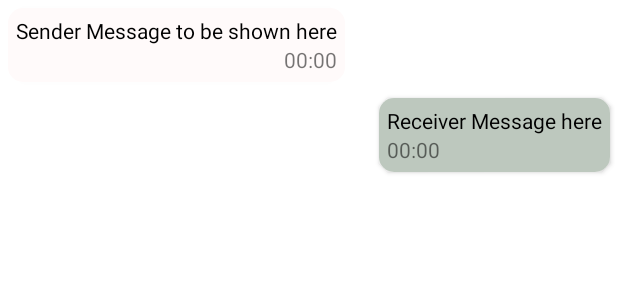
After one commit to maqamylee0/Wtmchat, an Android app: the layout chats_layout.xml on its own in the app's theme, with its tools: preview values and no code run, on a phone screen of 412 x 824 dp. The commit adds this screen. Shown: the top 300 px of the screen. Run offline under Robolectric (Android 15) with nearby library versions, the phone set to English and light mode, and no system bars.

Commit message:
chat messages

```diff
--- a/app/src/main/java/com/tech4dev/fragment/ChatFragment.kt
+++ b/app/src/main/java/com/tech4dev/fragment/ChatFragment.kt
@@ -23,7 +23,6 @@ class ChatFragment : Fragment() {
     }
     override fun onViewCreated(view: View, savedInstanceState: Bundle?) {
         chatRecycler = view.findViewById(R.id.chatRecycler)
-
         chatRecycler.adapter = MessagesAdapter(requireContext())
         chatRecycler.layoutManager = LinearLayoutManager(requireContext())
     }
--- a/app/src/main/java/com/tech4dev/model/Message.kt
+++ b/app/src/main/java/com/tech4dev/model/Message.kt
@@ -3,5 +3,6 @@ package com.tech4dev.model
 data class Message(
     val username: String,
     val time: String,
-    val message: String
+    val message: String,
+    val sender :String
 )
--- a/app/src/main/java/com/tech4dev/wmtchat/adapter/MessageAdapter.kt
+++ b/app/src/main/java/com/tech4dev/wmtchat/adapter/MessageAdapter.kt
@@ -23,11 +23,15 @@ class MessagesAdapter(val context: Context): RecyclerView.Adapter<MessagesAdapte
     }
 
     override fun onBindViewHolder(holder: MsgViewHolder, position: Int) {
+        val sender = listOfMessages[position].sender
+
         holder.username.text = listOfMessages[position].username
         holder.message.text = listOfMessages[position].message
 
         holder.itemView.setOnClickListener{
         val intent = Intent(context, ChatActivity::class.java)
+            intent.putExtra("USER", sender)
+
             context.startActivity(intent)
         }
     }
--- a/app/src/main/res/layout/activity_chat.xml
+++ b/app/src/main/res/layout/activity_chat.xml
@@ -28,6 +28,7 @@
 
 
       <androidx.recyclerview.widget.RecyclerView
+           android:id="@+id/messageRV"
            android:layout_width="match_parent"
            android:layout_height="wrap_content"
            app:layout_behavior="com.google.android.material.appbar.AppBarLayout$ScrollingViewBehavior"
@@ -65,6 +66,7 @@
                </ImageButton>
 
                <EditText
+                   android:id="@+id/message"
                    android:layout_width="wrap_content"
                    android:layout_height="wrap_content"
                    android:layout_weight="10"
--- /dev/null
+++ b/app/src/main/res/layout/chats_layout.xml
@@ -0,0 +1,70 @@
+<?xml version="1.0" encoding="utf-8"?>
+<LinearLayout xmlns:android="http://schemas.android.com/apk/res/android"
+    android:layout_width="match_parent"
+    android:layout_height="wrap_content"
+    xmlns:app="http://schemas.android.com/apk/res-auto"
+    android:orientation="vertical">
+    <!--    Sender message section-->
+    <androidx.cardview.widget.CardView
+        android:id="@+id/senderSection"
+        android:layout_width="wrap_content"
+        android:layout_height="wrap_content"
+        android:layout_gravity="start"
+        android:layout_margin="5dp"
+        app:cardCornerRadius="10dp">
+        <androidx.constraintlayout.widget.ConstraintLayout
+            android:layout_width="wrap_content"
+            android:layout_height="wrap_content"
+            android:background="#FFFAFA"
+            android:padding="5dp">
+            <TextView
+                android:id="@+id/senderMessage"
+                android:layout_width="wrap_content"
+                android:layout_height="wrap_content"
+                android:text="Sender Message to be shown here"
+                app:layout_constraintStart_toStartOf="parent"
+                app:layout_constraintTop_toTopOf="parent"
+                android:textColor="@color/black"/>
+
+            <TextView
+                android:id="@+id/sendTime"
+                android:layout_width="wrap_content"
+                android:layout_height="wrap_content"
+                app:layout_constraintEnd_toEndOf="parent"
+                app:layout_constraintTop_toBottomOf="@id/senderMessage"
+                android:text="00:00"/>
+        </androidx.constraintlayout.widget.ConstraintLayout>
+    </androidx.cardview.widget.CardView>
+
+    <!--    Receiver message section-->
+    <androidx.cardview.widget.CardView
+        android:id="@+id/userSection"
+        android:layout_width="wrap_content"
+        android:layout_height="wrap_content"
+        android:layout_gravity="end"
+        android:layout_margin="5dp"
+        app:cardCornerRadius="10dp">
+        <androidx.constraintlayout.widget.ConstraintLayout
+            android:layout_width="wrap_content"
+            android:layout_height="wrap_content"
+            android:background="#BDC8BE"
+            android:padding="5dp">
+            <TextView
+                android:id="@+id/messageSent"
+                android:layout_width="wrap_content"
+                android:layout_height="wrap_content"
+                android:text="Receiver Message here"
+                app:layout_constraintTop_toTopOf="parent"
+                app:layout_constraintEnd_toEndOf="parent"
+                android:textColor="@color/black"/>
+
+            <TextView
+                android:id="@+id/messageSentTime"
+                android:layout_width="wrap_content"
+                android:layout_height="wrap_content"
+                app:layout_constraintStart_toStartOf="parent"
+                app:layout_constraintTop_toBottomOf="@id/messageSent"
+                android:text="00:00"/>
+        </androidx.constraintlayout.widget.ConstraintLayout>
+    </androidx.cardview.widget.CardView>
+</LinearLayout>
```
Also changed, not shown: app/src/main/java/com/tech4dev/SampleData.kt (+32 -5 lines), app/src/main/java/com/tech4dev/model/Chats.kt (added, +7 -0 lines), app/src/main/java/com/tech4dev/wmtchat/adapter/ChatsAdapter.kt (added, +54 -0 lines), app/src/main/java/com/tech4dev/wtmchat/ChatActivity.kt (+32 -3 lines).
